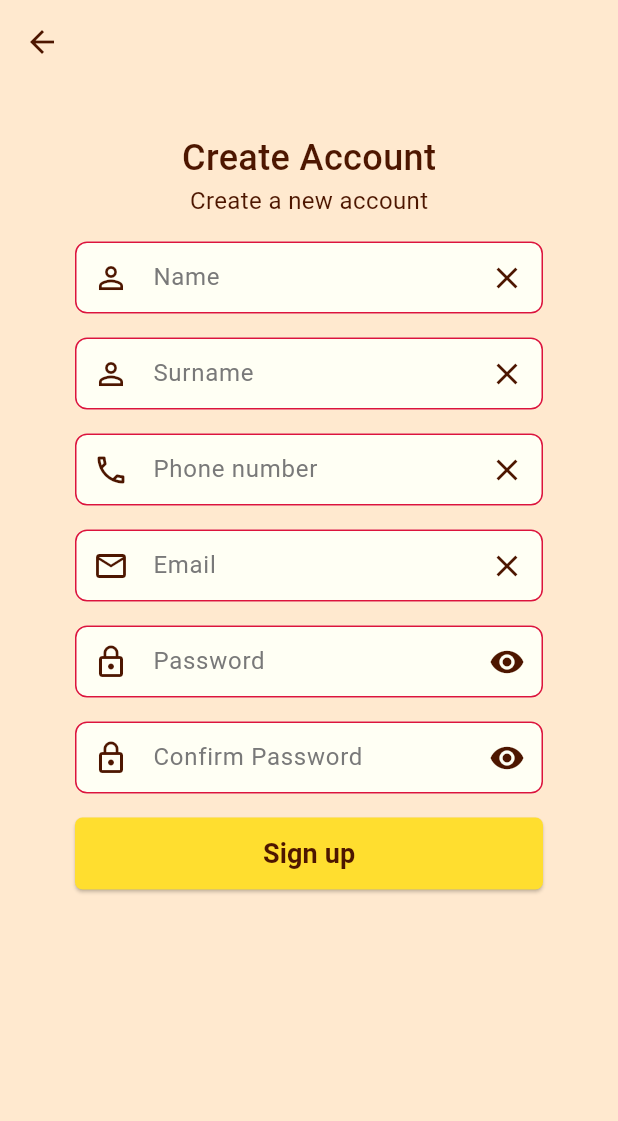
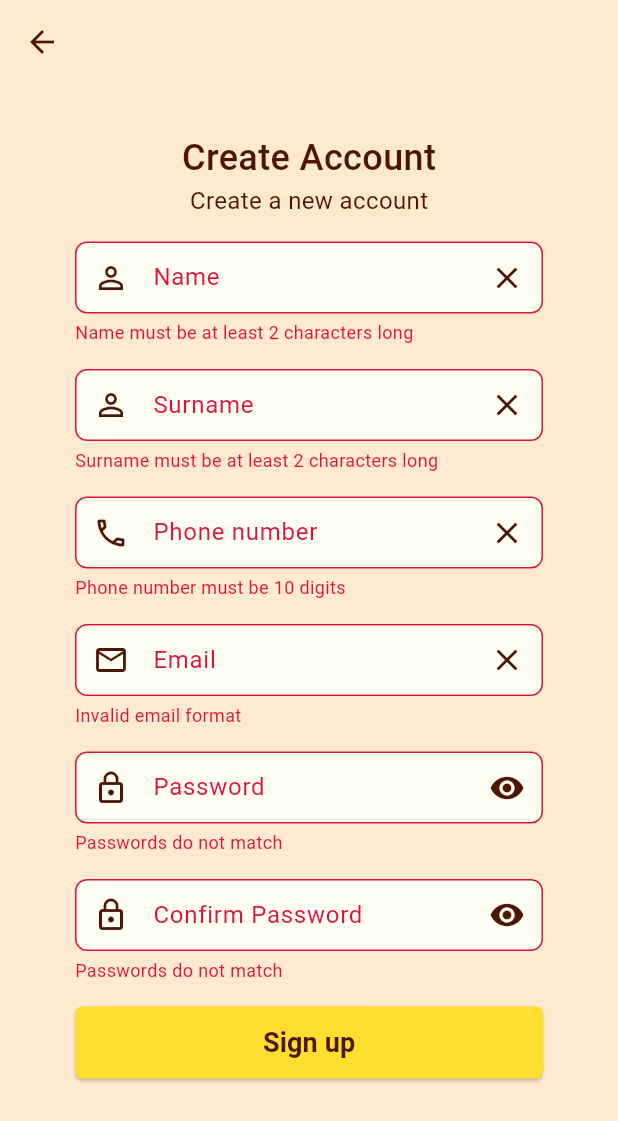
Before and after one commit to nineee02/Project_App__paddy, a Flutter app: the SignupRoute screen opened by its route, after a tap on "Sign up", on a phone screen of 412 x 824 dp. Shown: the top 1121 px of the screen. Run offline on Flutter 3.47's test engine with Material 3 defaults, Android fonts, the phone set to English and light mode, and no system bars; our stand-ins replace auto_route, dropdown_button2, flutter_blue, image_picker, permission_handler, pin_code_fields and 1 more; missing offline and left inert: icapps_torch_compat, qr_code_scanner, wifi_scan; accounts and stored records are empty; generated files the repository leaves out were written again; network calls fail.

Commit message:
first commit

```diff
--- a/lib/screen/scan.dart
+++ b/lib/screen/scan.dart
@@ -42,7 +42,6 @@ class _ScanRouteState extends State<ScanRoute> {
     });
   }
 
-  // Function to handle opening the gallery
   void _openGallery(BuildContext context) async {
     final ImagePicker picker = ImagePicker(); // Create a new instance here
     final XFile? image = await picker.pickImage(source: ImageSource.gallery);
--- a/lib/screen/signup.dart
+++ b/lib/screen/signup.dart
@@ -23,14 +23,12 @@ class _SignupRouteState extends State<SignupRoute> {
   TextEditingController _passwordController = TextEditingController();
   TextEditingController _confirmPasswordController = TextEditingController();
 
-  Color _nameBorderColor = fill_color;
-  Color _surnameBorderColor = fill_color;
-  Color _phoneBorderColor = fill_color;
-  Color _emailBorderColor = fill_color;
-  Color _passwordBorderColor = fill_color;
-  Color _confirmPasswordBorderColor = fill_color;
-
-  Color _labelColor = unnecessary_colors;
+  bool _isNameError = false;
+  bool _isSurnameError = false;
+  bool _isPhoneError = false;
+  bool _isEmailError = false;
+  bool _isPasswordError = false;
+  bool _isConfirmPasswordError = false;
 
   FocusNode _nameFocusNode = FocusNode();
   FocusNode _surnameFocusNode = FocusNode();
@@ -38,17 +36,6 @@ class _SignupRouteState extends State<SignupRoute> {
   FocusNode _emailFocusNode = FocusNode();
   FocusNode _passwordFocusNode = FocusNode();
   FocusNode _confirmPasswordFocusNode = FocusNode();
-
-  @override
-  void initState() {
-    super.initState();
-    _emailFocusNode.addListener(() {
-      setState(() {
-        _labelColor =
-            _emailFocusNode.hasFocus ? focusedBorder_color : unnecessary_colors;
-      });
-    });
-  }
 
   @override
   void dispose() {
@@ -128,65 +115,27 @@ class _SignupRouteState extends State<SignupRoute> {
 
   bool _validateFields() {
     setState(() {
-      _nameBorderColor = fill_color;
-      _surnameBorderColor = fill_color;
-      _phoneBorderColor = fill_color;
-      _emailBorderColor = fill_color;
-      _passwordBorderColor = fill_color;
-      _confirmPasswordBorderColor = fill_color;
+      _isNameError = _nameController.text.length < 2;
+      _isSurnameError = _surnameController.text.length < 2;
+      _isPhoneError = !phoneRegex.hasMatch(_phoneController.text);
+      _isEmailError = !emailRegex.hasMatch(_emailController.text);
+      _isPasswordError =
+          _passwordController.text != _confirmPasswordController.text ||
+              _passwordController.text.isEmpty;
+      _isConfirmPasswordError = _confirmPasswordController.text.isEmpty ||
+          _passwordController.text != _confirmPasswordController.text;
     });
 
-    bool isValid = true;
-
-    if (_nameController.text.length < 2) {
-      setState(() {
-        _nameBorderColor = error_color;
-      });
-      isValid = false;
-    }
-
-    if (_surnameController.text.length < 2) {
-      setState(() {
-        _surnameBorderColor = error_color;
-      });
-      isValid = false;
+    return !(_isNameError ||
+        _isSurnameError ||
+        _isPhoneError ||
+        _isEmailError ||
+        _isPasswordError ||
+        _isConfirmPasswordError);
   }
 
   final phoneRegex = RegExp(r'^[0-9]{10}$');
-    if (!phoneRegex.hasMatch(_phoneController.text)) {
-      setState(() {
-        _phoneBorderColor = error_color;
-      });
-      isValid = false;
-    }
-
   final emailRegex = RegExp(r'^[^@]+@[^@]+\.[^@]+$');
-    if (!emailRegex.hasMatch(_emailController.text)) {
-      setState(() {
-        _emailBorderColor = error_color;
-      });
-      isValid = false;
-    }
-
-    if (_passwordController.text != _confirmPasswordController.text) {
-      setState(() {
-        _passwordBorderColor = error_color;
-        _confirmPasswordBorderColor = error_color;
-      });
-      isValid = false;
-    }
-
-    if (_passwordController.text.isEmpty ||
-        _confirmPasswordController.text.isEmpty) {
-      setState(() {
-        _passwordBorderColor = error_color;
-        _confirmPasswordBorderColor = error_color;
-      });
-      isValid = false;
-    }
-
-    return isValid;
-  }
 
   @override
   Widget build(BuildContext context) {
@@ -235,8 +184,9 @@ class _SignupRouteState extends State<SignupRoute> {
                   Icons.person_outline_outlined,
                   Icons.clear,
                   false,
-                  _nameBorderColor,
                   _nameFocusNode,
+                  _isNameError,
+                  "Name must be at least 2 characters long",
                 ),
                 const SizedBox(height: 16.0),
                 signupTextField(
@@ -245,8 +195,9 @@ class _SignupRouteState extends State<SignupRoute> {
                   Icons.person_outline,
                   Icons.clear,
                   false,
-                  _surnameBorderColor,
                   _surnameFocusNode,
+                  _isSurnameError,
+                  "Surname must be at least 2 characters long",
                 ),
                 const SizedBox(height: 16.0),
                 signupTextField(
@@ -255,8 +206,9 @@ class _SignupRouteState extends State<SignupRoute> {
                   Icons.phone_outlined,
                   Icons.clear,
                   false,
-                  _phoneBorderColor,
                   _phoneFocusNode,
+                  _isPhoneError,
+                  "Phone number must be 10 digits",
                 ),
                 const SizedBox(height: 16.0),
                 signupTextField(
@@ -265,8 +217,9 @@ class _SignupRouteState extends State<SignupRoute> {
                   Icons.email_outlined,
                   Icons.clear,
                   false,
-                  _emailBorderColor,
                   _emailFocusNode,
+                  _isEmailError,
+                  "Invalid email format",
                 ),
                 const SizedBox(height: 16.0),
                 signupTextField(
@@ -275,8 +228,9 @@ class _SignupRouteState extends State<SignupRoute> {
                   Icons.lock_outline,
                   _obscureText ? Icons.visibility : Icons.visibility_off,
                   true,
-                  _passwordBorderColor,
                   _passwordFocusNode,
+                  _isPasswordError,
+                  "Passwords do not match",
                 ),
                 const SizedBox(height: 16.0),
                 signupTextField(
@@ -285,8 +239,9 @@ class _SignupRouteState extends State<SignupRoute> {
                   Icons.lock_outline,
                   _obscureText ? Icons.visibility : Icons.visibility_off,
                   true,
-                  _confirmPasswordBorderColor,
                   _confirmPasswordFocusNode,
+                  _isConfirmPasswordError,
+                  "Passwords do not match",
                 ),
                 const SizedBox(height: 16.0),
                 Center(
@@ -331,21 +286,25 @@ class _SignupRouteState extends State<SignupRoute> {
     IconData prefixIcon,
     IconData suffixIcon,
     bool obscure,
-    Color borderColor,
-    FocusNode? focusNode,
+    FocusNode focusNode,
+    bool isError,
+    String errorMessage,
   ) {
     return Container(
-      height: 48,
       width: 312,
-      child: TextFormField(
+      child: Column(
+        crossAxisAlignment: CrossAxisAlignment.start,
+        children: [
+          TextFormField(
+            focusNode: focusNode,
             controller: controller,
             obscureText: (labelText == "Password" && _obscureText) ||
                 (labelText == "Confirm Password" && _obscureText && obscure),
-        focusNode: focusNode,
             decoration: InputDecoration(
               filled: true,
               fillColor: fill_color,
-          contentPadding: EdgeInsets.symmetric(vertical: 12, horizontal: 10),
+              contentPadding:
+                  EdgeInsets.symmetric(vertical: 12, horizontal: 10),
               prefixIcon: Icon(
                 prefixIcon,
                 color: iconcolor,
@@ -356,7 +315,8 @@ class _SignupRouteState extends State<SignupRoute> {
                   color: iconcolor,
                 ),
                 onPressed: () {
-              if (labelText == "Password" || labelText == "Confirm Password") {
+                  if (labelText == "Password" ||
+                      labelText == "Confirm Password") {
                     setState(() {
                       _obscureText = !_obscureText;
                     });
@@ -367,12 +327,17 @@ class _SignupRouteState extends State<SignupRoute> {
               ),
               labelText: labelText,
               labelStyle: TextStyle(
-              color: focusNode?.hasFocus == true
+                  color: focusNode.hasFocus
                       ? focusedBorder_color
+                      : isError
+                          ? error_color
                           : unnecessary_colors,
                   fontSize: 16),
               enabledBorder: OutlineInputBorder(
-            borderSide: BorderSide(color: borderColor, width: 1),
+                borderSide: BorderSide(
+                  color: isError ? error_color : fill_color,
+                  width: 1,
+                ),
                 borderRadius: BorderRadius.circular(8),
               ),
               focusedBorder: OutlineInputBorder(
@@ -395,6 +360,16 @@ class _SignupRouteState extends State<SignupRoute> {
               return null;
             },
           ),
+          if (isError)
+            Padding(
+              padding: const EdgeInsets.only(top: 4.0),
+              child: Text(
+                errorMessage,
+                style: TextStyle(color: error_color, fontSize: 12),
+              ),
+            ),
+        ],
+      ),
     );
   }
 }
--- a/pubspec.yaml
+++ b/pubspec.yaml
@@ -55,6 +55,8 @@ dependencies:
   permission_handler: ^11.3.1
   pin_code_fields: ^8.0.1
   http: ^1.2.1
+  provider: ^6.1.2
+  mqtt_client: ^10.2.1
 
 dev_dependencies:
   flutter_test:
```
Also changed, not shown: lib/screen/deviceState.dart (added, +17 -0 lines), lib/screen/forgot.dart (+5 -6 lines), lib/screen/home.dart (+0 -21 lines), lib/screen/login.dart (+20 -43 lines). Lines whose indentation alone changed are shown as unchanged.
